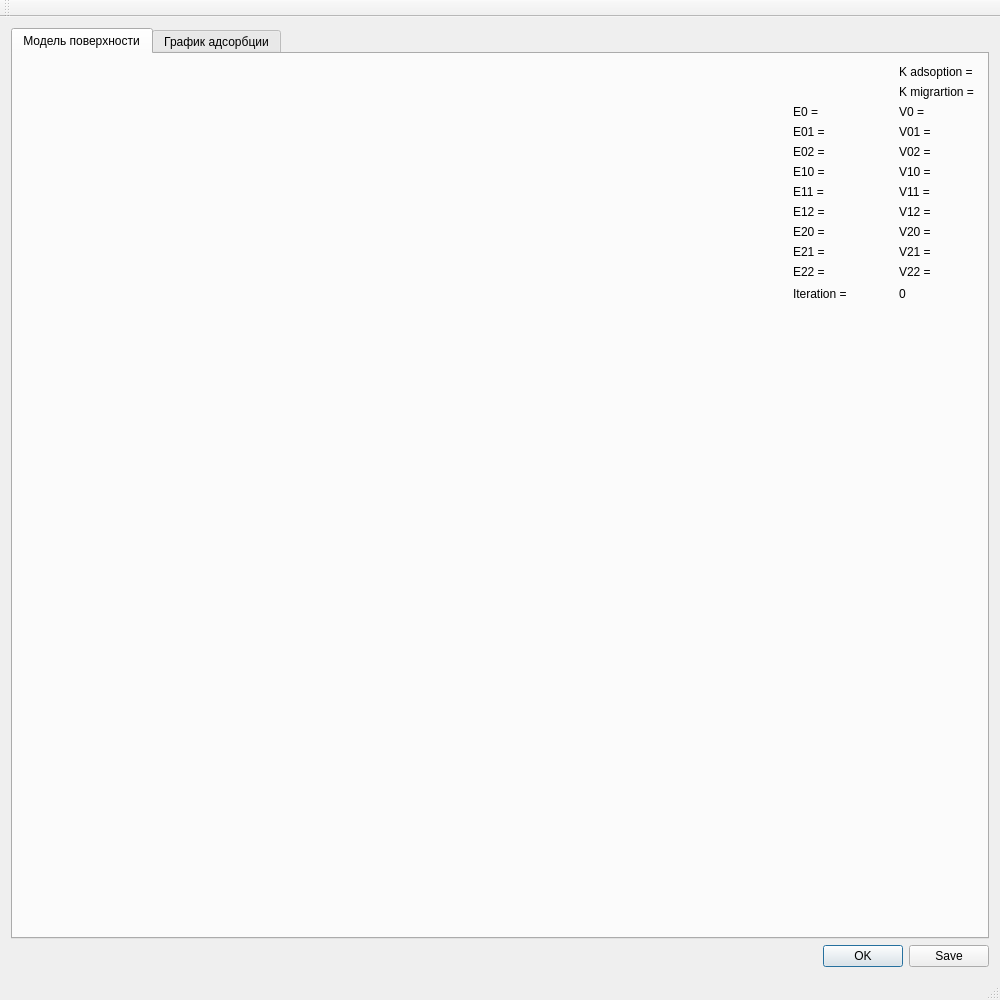
Before: the Qt Designer form mainwindow.ui in MadwomaZ/Diploma, drawn with Qt 5.
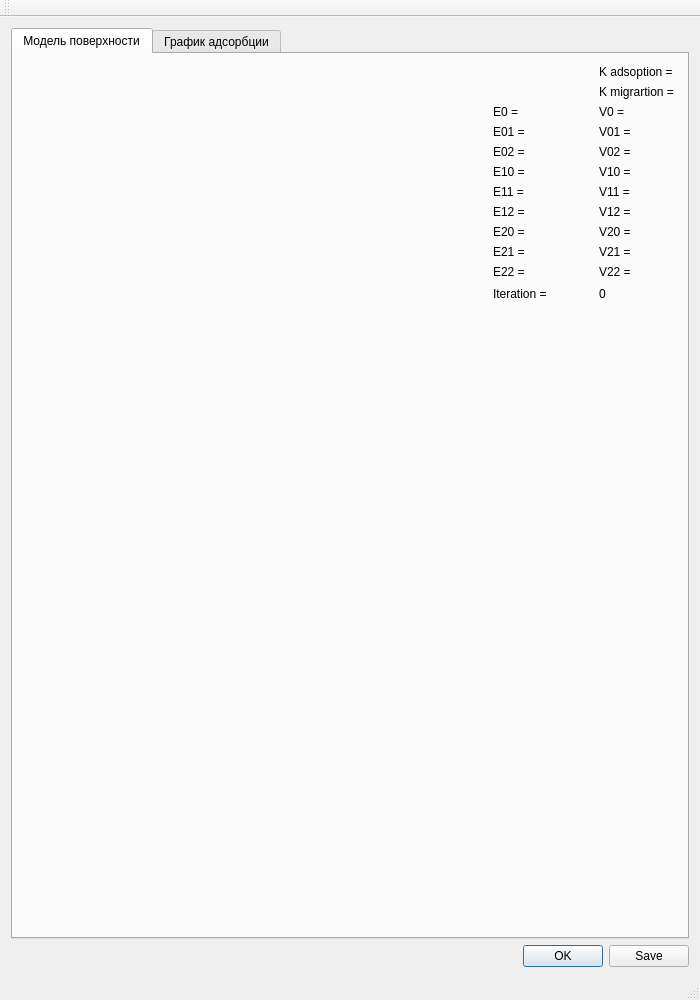
After: the same form once the commit is applied. Custom widgets are drawn as their Qt base class.

```diff
--- a/mainwindow.ui
+++ b/mainwindow.ui
@@ -9,7 +9,7 @@
    <rect>
     <x>0</x>
     <y>0</y>
-    <width>1000</width>
+    <width>700</width>
     <height>1000</height>
    </rect>
   </property>
```
Left out of the diff: 2 changed lines with no effect on the pictures.
